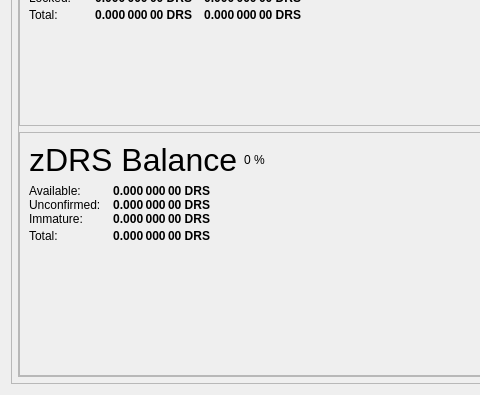
First picture: the form in src/qt/forms/overviewpage.ui, repository clipperrrrrrr/Rupee, before the edit; both pictures show x 0 to 480 and y 446 to 841 of the 978 by 841 pixel window.
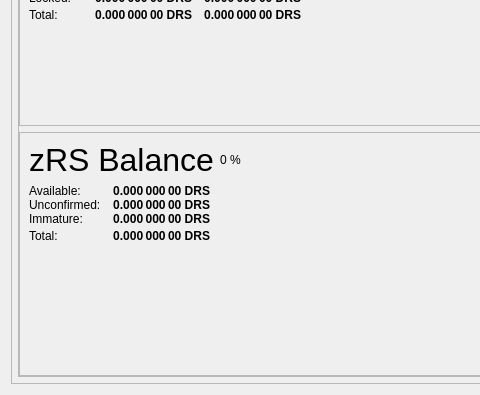
Second picture: the form after the edit.

```diff
--- a/src/qt/forms/overviewpage.ui
+++ b/src/qt/forms/overviewpage.ui
@@ -786,7 +786,7 @@
                           </font>
                          </property>
                          <property name="text">
-                          <string>zDRS Balance</string>
+                          <string>zRS Balance</string>
                          </property>
                         </widget>
                        </item>
```
Left out of the diff: 16 changed lines with no effect on the pictures.
